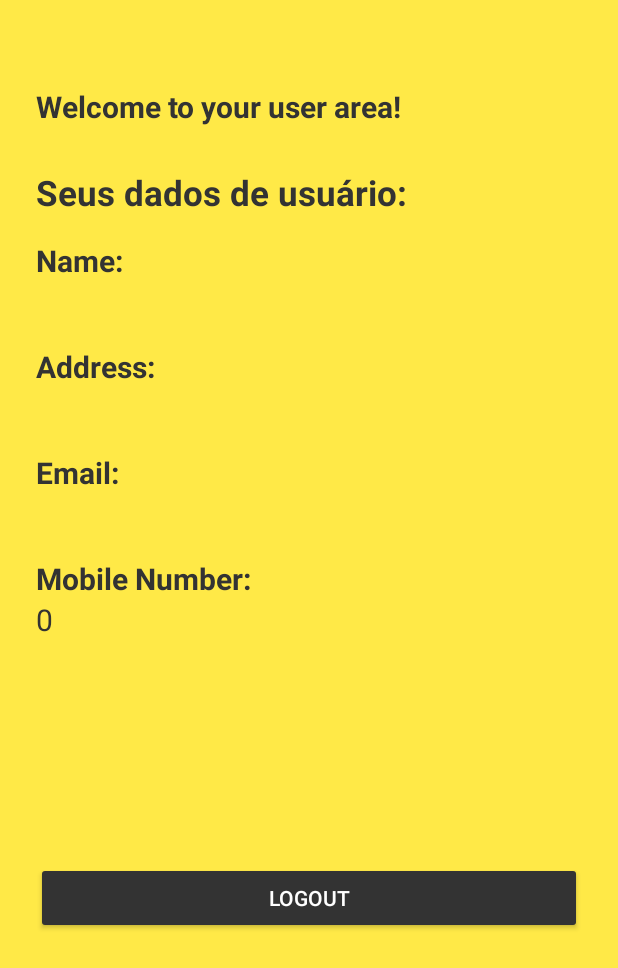
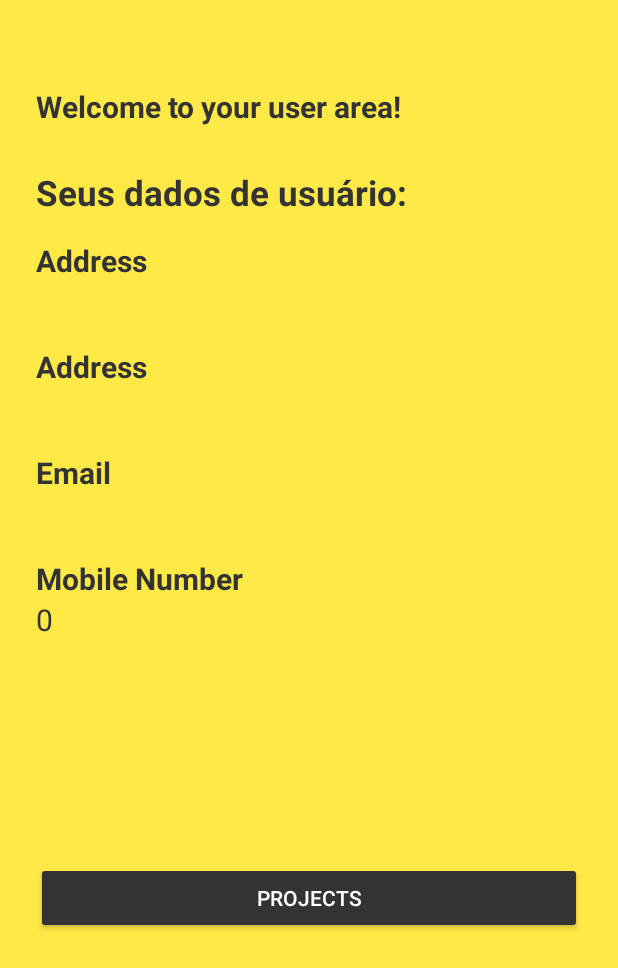
Before and after one commit to dio4090/MyAppartment, an Android app: the MainActivity screen opened directly, with no data from a screen before it, on a phone screen of 412 x 824 dp. Shown: the top 968 px of the screen. Run offline under Robolectric (Android 15) with nearby library versions, the phone set to English and light mode, and no system bars; network calls fail; 4 statements that could not run were skipped.

Commit message:
Added home activity and select menu

```diff
--- a/build.gradle
+++ b/build.gradle
@@ -20,6 +20,7 @@ android {
 }
 
 dependencies {
+    implementation 'com.android.support.constraint:constraint-layout:1.0.2'
     compile fileTree(dir: 'libs', include: ['*.jar'])
     compile 'com.android.support:appcompat-v7:25.4.0'
     compile 'com.android.support:design:25.4.0'
--- a/src/main/res/layout/activity_login.xml
+++ b/src/main/res/layout/activity_login.xml
@@ -29,7 +29,8 @@
                 android:layout_height="wrap_content"
                 android:inputType="textEmailAddress"
                 android:hint="Email"
-                android:textColor="@color/oil" />
+                android:textColor="@color/oil"
+                android:text="diogo.rocha42@outlook.com"/>
         </android.support.design.widget.TextInputLayout>
 
         <!--  Password Label -->
@@ -43,7 +44,8 @@
                 android:layout_height="wrap_content"
                 android:inputType="textPassword"
                 android:hint="Password"
-                android:textColor="@color/oil" />
+                android:textColor="@color/oil"
+                android:text="dio123"/>
         </android.support.design.widget.TextInputLayout>
 
         <android.support.v7.widget.AppCompatButton
--- a/src/main/res/layout/activity_main.xml
+++ b/src/main/res/layout/activity_main.xml
@@ -1,4 +1,5 @@
 <?xml version="1.0" encoding="utf-8"?>
+
 <ScrollView
     xmlns:android="http://schemas.android.com/apk/res/android"
     android:layout_width="fill_parent"
@@ -23,7 +24,7 @@
             <TextView
                 android:layout_width="wrap_content"
                 android:layout_height="match_parent"
-                android:text="Welcome to your user area!"
+                android:text="@string/main_welcome"
                 android:textSize="20sp"
                 android:textStyle="bold"
                 android:textColor="@color/oil" />
@@ -53,7 +54,7 @@
             <TextView
                 android:layout_width="wrap_content"
                 android:layout_height="match_parent"
-                android:text="Name:"
+                android:text="@string/main_address"
                 android:textSize="20sp"
                 android:textStyle="bold"
                 android:textColor="@color/oil" />
@@ -61,7 +62,7 @@
                 android:id="@+id/tv_name"
                 android:layout_width="wrap_content"
                 android:layout_height="match_parent"
-                android:text="Name"
+                android:text="@string/main_address"
                 android:textSize="20sp"
                 android:textColor="@color/oil" />
         </android.support.design.widget.TextInputLayout>
@@ -75,7 +76,7 @@
             <TextView
                 android:layout_width="wrap_content"
                 android:layout_height="match_parent"
-                android:text="Address:"
+                android:text="@string/main_address"
                 android:textSize="20sp"
                 android:textColor="@color/oil"
                 android:textStyle="bold"/>
@@ -83,7 +84,7 @@
                 android:id="@+id/tv_address"
                 android:layout_width="wrap_content"
                 android:layout_height="match_parent"
-                android:text="Address"
+                android:text="@string/main_address"
                 android:textSize="20sp"
                 android:textColor="@color/oil" />
         </android.support.design.widget.TextInputLayout>
@@ -99,7 +100,7 @@
             <TextView
                 android:layout_width="wrap_content"
                 android:layout_height="match_parent"
-                android:text="Email:"
+                android:text="@string/main_email"
                 android:textSize="20sp"
                 android:textColor="@color/oil"
                 android:textStyle="bold"/>
@@ -107,7 +108,7 @@
                 android:id="@+id/tv_email"
                 android:layout_width="wrap_content"
                 android:layout_height="match_parent"
-                android:text="Email"
+                android:text="@string/main_email"
                 android:textSize="20sp"
                 android:textColor="@color/oil" />
         </android.support.design.widget.TextInputLayout>
@@ -122,7 +123,7 @@
             <TextView
                 android:layout_width="wrap_content"
                 android:layout_height="match_parent"
-                android:text="Mobile Number:"
+                android:text="@string/main_mobile_number"
                 android:textSize="20sp"
                 android:textColor="@color/oil"
                 android:textStyle="bold"/>
@@ -130,7 +131,7 @@
                 android:id="@+id/tv_mobile_number"
                 android:layout_width="wrap_content"
                 android:layout_height="match_parent"
-                android:text="Mobile Number"
+                android:text="@string/main_mobile_number"
                 android:textSize="20sp"
                 android:textColor="@color/oil" />
         </android.support.design.widget.TextInputLayout>
@@ -145,7 +146,7 @@
             android:layout_marginTop="140dp"
             android:layout_marginBottom="24dp"
             android:padding="12dp"
-            android:text="Logout"/>
+            android:text="@string/main_projects" />
 
     </LinearLayout>
 </ScrollView>
--- a/src/main/res/values/dimens.xml
+++ b/src/main/res/values/dimens.xml
@@ -2,4 +2,5 @@
     <!-- Default screen margins, per the Android Design guidelines. -->
     <dimen name="activity_horizontal_margin">16dp</dimen>
     <dimen name="activity_vertical_margin">16dp</dimen>
+    <dimen name="fab_margin">16dp</dimen>
 </resources>
--- a/src/main/res/values/strings.xml
+++ b/src/main/res/values/strings.xml
@@ -3,4 +3,15 @@
 
     <string name="hello_world">Hello world!</string>
     <string name="action_settings">Settings</string>
+    <string name="action_profile">Profile</string>
+    <string name="action_chat">Chat</string>
+    <string name="action_apartment">Apartment</string>
+    <string name="action_logout">Logout</string>
+    <string name="title_activity_home">HomeActivity</string>
+    <string name="main_projects">Projects</string>
+    <string name="main_mobile_number">Mobile Number</string>
+    <string name="main_email">Email</string>
+    <string name="main_address">Address</string>
+    <string name="main_name">Name</string>
+    <string name="main_welcome">Welcome to your user area!</string>
 </resources>
--- a/src/main/res/values/styles.xml
+++ b/src/main/res/values/styles.xml
@@ -18,7 +18,8 @@
         <item name="android:textColorHint">@color/jumbo</item>
 
         <item name="colorButtonNormal">@color/primary_darker</item>
-        <item name="android:colorButtonNormal" tools:targetApi="lollipop">@color/primary_darker</item>
+        <item name="android:colorButtonNormal" tools:targetApi="lollipop">@color/primary_darker
+        </item>
     </style>
 
     <style name="AppTheme.Dark.Dialog" parent="Theme.AppCompat.Dialog">
@@ -27,4 +28,13 @@
         <item name="android:background">@color/primary</item>
     </style>
 
+    <style name="AppTheme.NoActionBar">
+        <item name="windowActionBar">false</item>
+        <item name="windowNoTitle">true</item>
+    </style>
+
+    <style name="AppTheme.AppBarOverlay" parent="ThemeOverlay.AppCompat.Dark.ActionBar" />
+
+    <style name="AppTheme.PopupOverlay" parent="ThemeOverlay.AppCompat.Light" />
+
 </resources>
```
Also changed, not shown: src/main/AndroidManifest.xml (+15 -7 lines), src/main/java/com/sourcey/myappartment/activities/MainActivity.java (+1 -26 lines), src/main/java/com/sourcey/myappartment/activities/ProjectsActivity.java (added, +60 -0 lines), src/main/res/layout/activity_projects.xml (added, +33 -0 lines), src/main/res/layout/content_projects.xml (added, +11 -0 lines), src/main/res/menu/menu_main.xml (+22 -3 lines), 1 other file.
